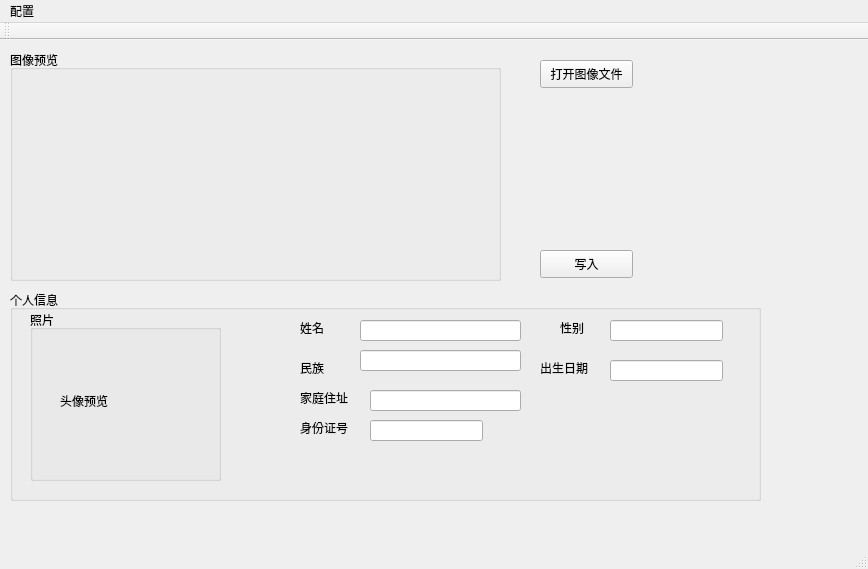
worlddog/-idinfo, file QT/mainwindow.ui: the form before one commit.
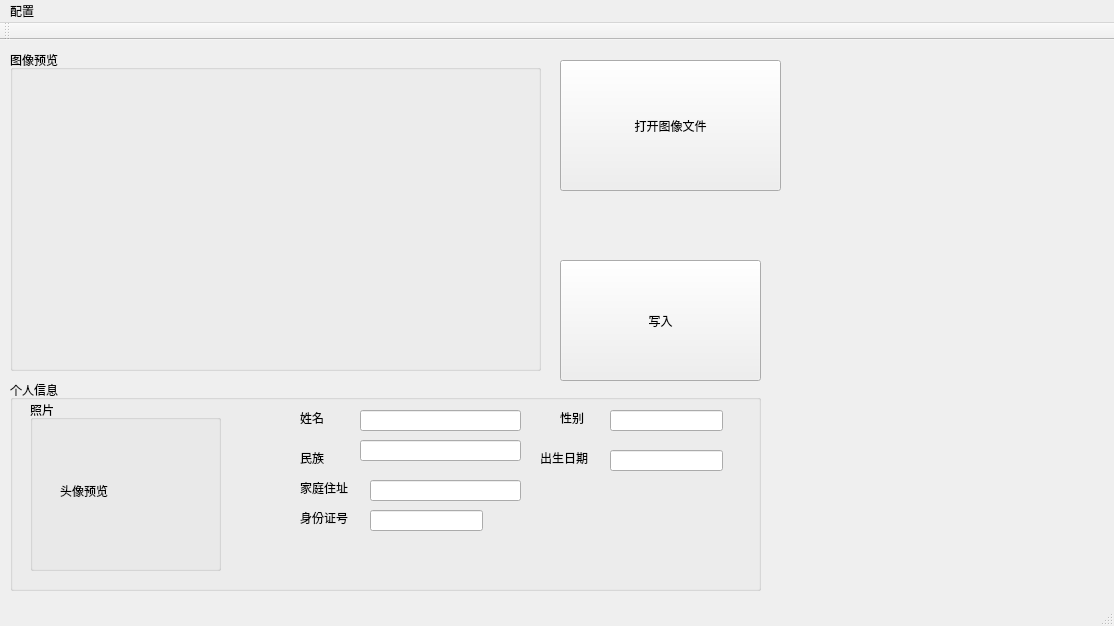
The form after the commit.

The edit to the form file:
```diff
--- a/QT/mainwindow.ui
+++ b/QT/mainwindow.ui
@@ -6,8 +6,8 @@
    <rect>
     <x>0</x>
     <y>0</y>
-    <width>868</width>
-    <height>569</height>
+    <width>1114</width>
+    <height>626</height>
    </rect>
   </property>
   <property name="windowTitle">
@@ -19,8 +19,8 @@
      <rect>
       <x>10</x>
       <y>10</y>
-      <width>491</width>
-      <height>231</height>
+      <width>531</width>
+      <height>321</height>
      </rect>
     </property>
     <property name="title">
@@ -31,8 +31,8 @@
       <rect>
        <x>10</x>
        <y>30</y>
-       <width>461</width>
-       <height>171</height>
+       <width>501</width>
+       <height>271</height>
       </rect>
      </property>
      <property name="text">
@@ -44,7 +44,7 @@
     <property name="geometry">
      <rect>
       <x>10</x>
-      <y>250</y>
+      <y>340</y>
       <width>751</width>
       <height>211</height>
      </rect>
@@ -220,10 +220,10 @@
    <widget class="QPushButton" name="pushButton">
     <property name="geometry">
      <rect>
-      <x>540</x>
+      <x>560</x>
       <y>20</y>
-      <width>93</width>
-      <height>28</height>
+      <width>221</width>
+      <height>131</height>
      </rect>
     </property>
     <property name="text">
@@ -233,10 +233,10 @@
    <widget class="QPushButton" name="pushButton_2">
     <property name="geometry">
      <rect>
-      <x>540</x>
-      <y>210</y>
-      <width>93</width>
-      <height>28</height>
+      <x>560</x>
+      <y>220</y>
+      <width>201</width>
+      <height>121</height>
      </rect>
     </property>
     <property name="text">
@@ -249,7 +249,7 @@
     <rect>
      <x>0</x>
      <y>0</y>
-     <width>868</width>
+     <width>1114</width>
      <height>26</height>
     </rect>
    </property>
```
